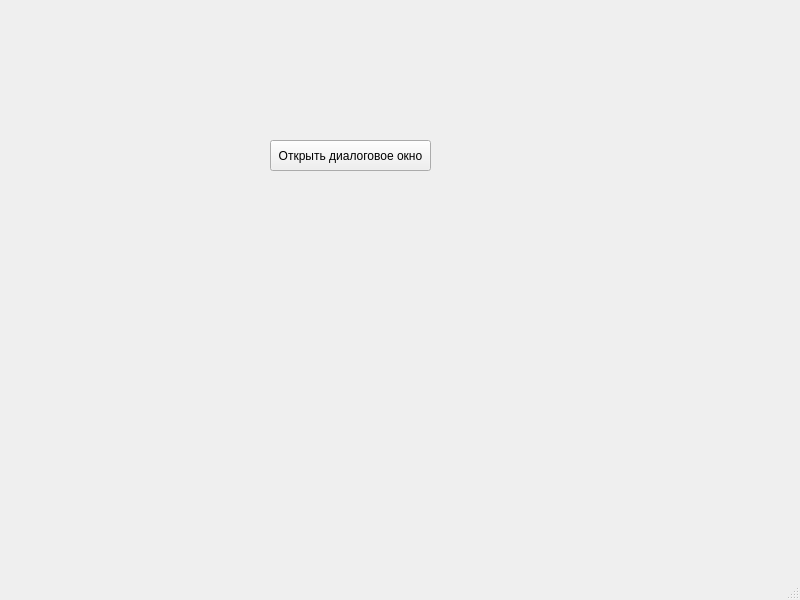
Before: the Qt Designer form lessons31/mainwindow.ui in alex-sava/Projects, drawn with Qt 5.
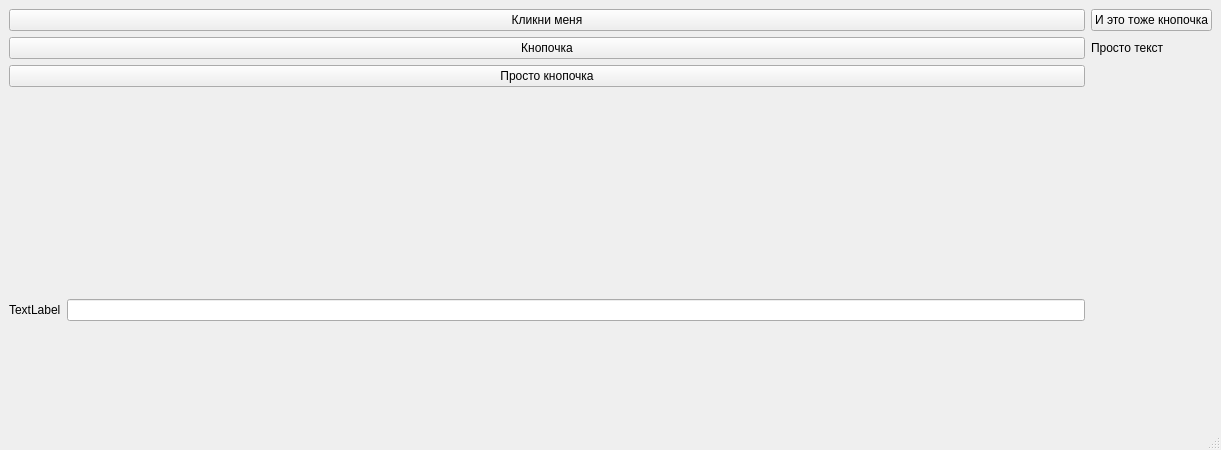
After: the same form once the commit is applied.

Diff of the .ui file:
```diff
--- a/lessons31/mainwindow.ui
+++ b/lessons31/mainwindow.ui
@@ -6,27 +6,85 @@
    <rect>
     <x>0</x>
     <y>0</y>
-    <width>800</width>
-    <height>600</height>
+    <width>1221</width>
+    <height>450</height>
    </rect>
   </property>
   <property name="windowTitle">
    <string>MainWindow</string>
   </property>
   <widget class="QWidget" name="centralwidget">
-   <widget class="QPushButton" name="pushButton">
-    <property name="geometry">
-     <rect>
-      <x>270</x>
-      <y>140</y>
-      <width>161</width>
-      <height>31</height>
-     </rect>
-    </property>
-    <property name="text">
-     <string>Открыть диалоговое окно</string>
-    </property>
-   </widget>
+   <layout class="QGridLayout" name="gridLayout">
+    <item row="2" column="1">
+     <widget class="QLabel" name="label">
+      <property name="text">
+       <string>Просто текст</string>
+      </property>
+     </widget>
+    </item>
+    <item row="2" column="0">
+     <widget class="QPushButton" name="pushButton_2">
+      <property name="text">
+       <string>Кнопочка</string>
+      </property>
+     </widget>
+    </item>
+    <item row="5" column="0">
+     <layout class="QFormLayout" name="formLayout_2">
+      <item row="0" column="1">
+       <spacer name="verticalSpacer">
+        <property name="orientation">
+         <enum>Qt::Vertical</enum>
+        </property>
+        <property name="sizeType">
+         <enum>QSizePolicy::Fixed</enum>
+        </property>
+        <property name="sizeHint" stdset="0">
+         <size>
+          <width>60</width>
+          <height>200</height>
+         </size>
+        </property>
+       </spacer>
+      </item>
+      <item row="1" column="0">
+       <widget class="QLabel" name="label_2">
+        <property name="text">
+         <string>TextLabel</string>
+        </property>
+       </widget>
+      </item>
+      <item row="1" column="1">
+       <widget class="QLineEdit" name="lineEdit">
+        <property name="text">
+         <string/>
+        </property>
+       </widget>
+      </item>
+     </layout>
+    </item>
+    <item row="0" column="1">
+     <widget class="QPushButton" name="pushButton_3">
+      <property name="text">
+       <string>И это тоже кнопочка</string>
+      </property>
+     </widget>
+    </item>
+    <item row="0" column="0">
+     <widget class="QPushButton" name="pushButton">
+      <property name="text">
+       <string>Кликни меня</string>
+      </property>
+     </widget>
+    </item>
+    <item row="4" column="0">
+     <widget class="QPushButton" name="pushButton_4">
+      <property name="text">
+       <string>Просто кнопочка</string>
+      </property>
+     </widget>
+    </item>
+   </layout>
   </widget>
   <widget class="QMenuBar" name="menubar">
    <property name="geometry">
```
Left out of the diff: 4 changed lines with no effect on the pictures.
